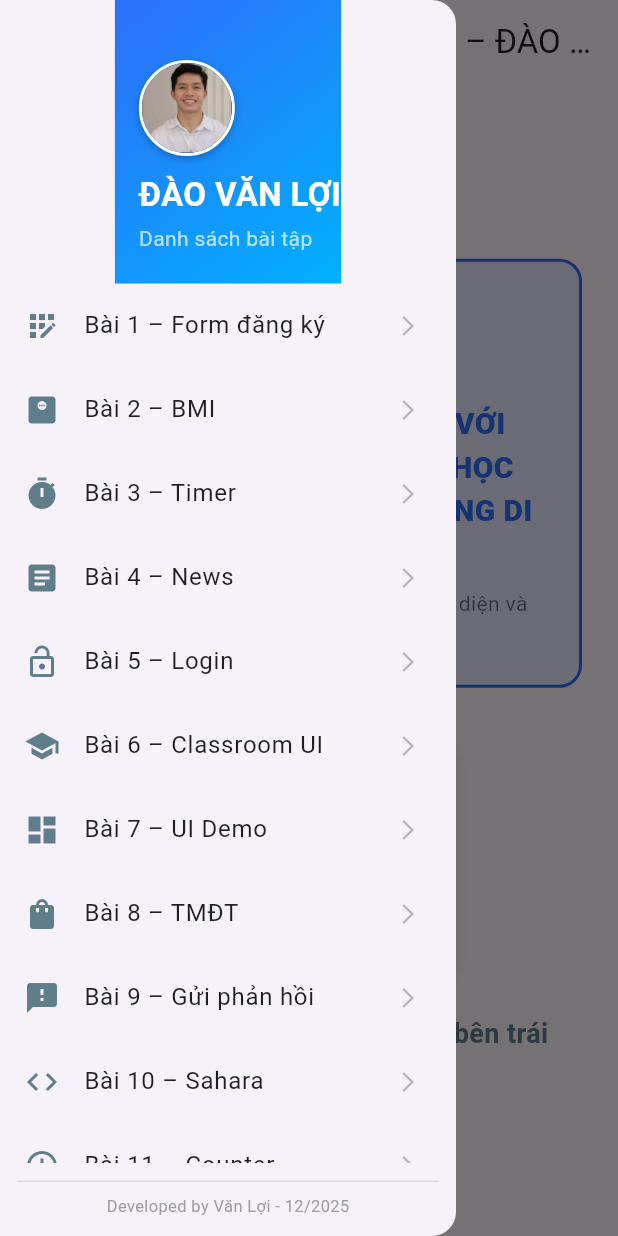
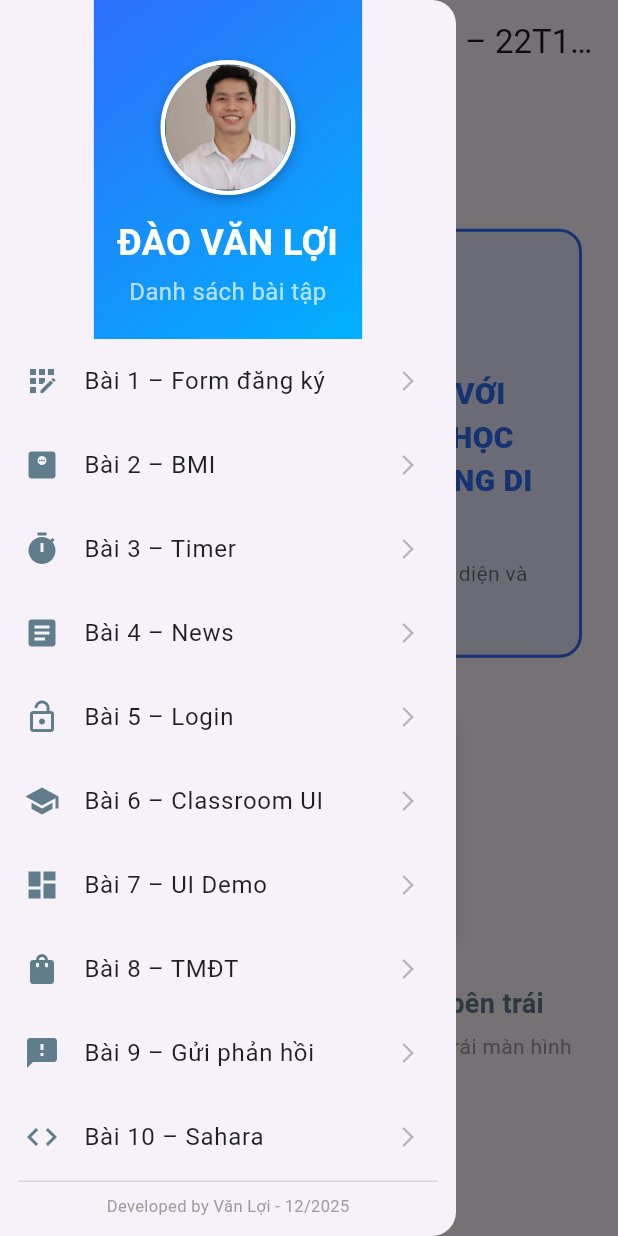
Before and after one commit to vanloi1705/Flutter_DuAn_VanLoi, a Flutter app: the screen it shows after launch, on a phone screen of 412 x 824 dp. Run offline on Flutter 3.47's test engine with Material 3 defaults, Android fonts, the phone set to English and light mode, and no system bars.

Commit message:
Chinh sua kich thuoc anh

```diff
--- a/lib/main.dart
+++ b/lib/main.dart
@@ -1,6 +1,9 @@
 import 'package:flutter/material.dart';
 
 
+
+// ===== IMPORT CÁC BÀI TẬP (VUI LÒNG KIỂM TRA TÊN FILE) =====
+// Cần đảm bảo các file này tồn tại trong thư mục lib
 import 'baitap1_form_dang_ky.dart';
 import 'baitap2_bmi.dart';
 import 'baitap3_timer.dart';
@@ -14,6 +17,7 @@ import 'bai10_Sahara.dart';
 import 'bai11_counter.dart';
 import 'bai12_doimaunen.dart';
 
+// ===== HẰNG SỐ CHUNG CHO THIẾT KẾ =====
 const Color kHeaderStartColor = Color(0xFF2E6FF9);
 const Color kHeaderEndColor = Color(0xFF00B0FF);
 const Color kPrimaryBlue = kHeaderStartColor;
@@ -30,12 +34,13 @@ class MainApp extends StatelessWidget {
   Widget build(BuildContext context) {
     return const MaterialApp(
       debugShowCheckedModeBanner: false,
-      title: 'BÀI KIỂM TRA FLUTTER – VĂN LỢI',
+      title: 'BÀI KIỂM TRA FLUTTER – 22T1020655 - ĐÀO VĂN LỢI',
       home: HomePage(),
     );
   }
 }
 
+// ================= HOME - STATEFUL (Mở Drawer Mặc Định & KHÔI PHỤC MENU) =================
 class HomePage extends StatefulWidget {
   const HomePage({super.key});
 
@@ -49,6 +54,7 @@ class _HomePageState extends State<HomePage> {
   @override
   void initState() {
     super.initState();
+    // Mở Drawer tự động ngay khi màn hình load xong lần đầu
     WidgetsBinding.instance.addPostFrameCallback((_) {
       _scaffoldKey.currentState?.openDrawer();
     });
@@ -59,7 +65,8 @@ class _HomePageState extends State<HomePage> {
     return Scaffold(
       key: _scaffoldKey,
       appBar: AppBar(
-        title: const Text('BÀI KIỂM TRA FLUTTER – ĐÀO VĂN LỢI'),
+        // Khôi phục dấu 3 gạch
+        title: const Text('BÀI KIỂM TRA FLUTTER – 22T1020655 - ĐÀO VĂN LỢI'),
         elevation: 0,
       ),
       drawer: Drawer(
@@ -114,6 +121,7 @@ class _HomePageState extends State<HomePage> {
           ],
         ),
       ),
+      // BODY ĐÃ NÂNG CẤP
       body: const Center(
         child: SingleChildScrollView(
           padding: EdgeInsets.all(24.0),
@@ -121,20 +129,26 @@ class _HomePageState extends State<HomePage> {
             mainAxisAlignment: MainAxisAlignment.center,
             crossAxisAlignment: CrossAxisAlignment.stretch,
             children: [
-              _WelcomeBanner(),
+              _WelcomeBanner(), // Banner Giới thiệu
 
               SizedBox(height: 30),
 
-              _StatCardOnly(),
+              _StatCardOnly(), // Thống kê hoàn thành
 
               SizedBox(height: 30),
 
+              // Hướng dẫn sử dụng Drawer (Cập nhật hướng dẫn)
               Text(
-                '⬅️ Chọn bài tập từ Dấu 3 gạch bên trái',
+                '⬅️ Chọn bài tập từ Danh sách bên trái',
                 textAlign: TextAlign.center,
                 style: TextStyle(fontSize: 18, color: Colors.blueGrey, fontWeight: FontWeight.w600),
               ),
               SizedBox(height: 5),
+              Text(
+                '(Hoặc bấm dấu 3 gạch hoặc vuốt từ mép trái màn hình để mở lại)',
+                textAlign: TextAlign.center,
+                style: TextStyle(fontSize: 14, color: Colors.grey),
+              ),
             ],
           ),
         ),
@@ -142,6 +156,7 @@ class _HomePageState extends State<HomePage> {
     );
   }
 
+  // LOGIC FIX LỖI BACK VÀ TỰ ĐỘNG MỞ LẠI DRAWER
   ListTile _item(
     BuildContext context,
     String title,
@@ -160,20 +175,23 @@ class _HomePageState extends State<HomePage> {
       ),
       trailing: const Icon(Icons.arrow_forward_ios, size: 16, color: Colors.black26),
       onTap: () async {
+        // 1. Đóng Drawer
         Navigator.pop(context);
 
+        // 2. Chuyển sang màn hình mới và ĐỢI người dùng bấm Back
         await Navigator.push(
           context,
           MaterialPageRoute(builder: (_) => page),
         );
 
+        // 3. SAU KHI màn hình con đóng, MỞ LẠI Drawer
         _scaffoldKey.currentState?.openDrawer();
       },
     );
   }
 }
 
-
+// ========================= WIDGET: WELCOME BANNER =========================
 class _WelcomeBanner extends StatelessWidget {
   const _WelcomeBanner();
 
@@ -218,6 +236,7 @@ class _WelcomeBanner extends StatelessWidget {
   }
 }
 
+// ========================= WIDGET: CHỈ HIỂN THỊ THỐNG KÊ HOÀN THÀNH =========================
 class _StatCardOnly extends StatelessWidget {
   const _StatCardOnly();
 
@@ -238,6 +257,7 @@ class _StatCardOnly extends StatelessWidget {
   }
 }
 
+// WIDGET CON CHO THỐNG KÊ
 class _StatCard extends StatelessWidget {
   final IconData icon;
   final String label;
@@ -291,13 +311,14 @@ class _StatCard extends StatelessWidget {
   }
 }
 
+// ================= WIDGET HEADER (CÓ AVATAR MỚI) =================
 class _CustomDrawerHeader extends StatelessWidget {
   const _CustomDrawerHeader();
 
   @override
   Widget build(BuildContext context) {
     return Container(
-      padding: const EdgeInsets.only(top: 40, bottom: 20, left: 16),
+      padding: const EdgeInsets.only(top: 40, bottom: 20, left: 16, right: 16),
       decoration: const BoxDecoration(
         gradient: LinearGradient(
           colors: [kHeaderStartColor, kHeaderEndColor],
@@ -306,19 +327,20 @@ class _CustomDrawerHeader extends StatelessWidget {
         ),
       ),
       child: Column(
-        crossAxisAlignment: CrossAxisAlignment.start,
+        crossAxisAlignment: CrossAxisAlignment.center, // Căn giữa các mục
+        mainAxisAlignment: MainAxisAlignment.center,
         children: [
           Container(
-            width: 64,
-            height: 64,
+            width: 90, // Tăng kích thước
+            height: 90, // Tăng kích thước
             decoration: BoxDecoration(
               shape: BoxShape.circle,
-              border: Border.all(color: Colors.white, width: 2),
+              border: Border.all(color: Colors.white, width: 3), // Tăng độ dày viền
               boxShadow: const [
                 BoxShadow(
                   color: Colors.black26,
-                  blurRadius: 4,
-                  offset: Offset(0, 2),
+                  blurRadius: 6, // Tăng hiệu ứng bóng đổ
+                  offset: Offset(0, 3),
                 ),
               ],
             ),
@@ -327,21 +349,23 @@ class _CustomDrawerHeader extends StatelessWidget {
                 'assets/images/VanLoi.png',
                 fit: BoxFit.cover,
                 errorBuilder: (context, error, stackTrace) {
-                  return const Icon(Icons.person, size: 40, color: kHeaderStartColor);
+                  return const Icon(Icons.person, size: 60, color: kHeaderStartColor);
                 },
               ),
             ),
           ),
 
-          const SizedBox(height: 10),
+          const SizedBox(height: 15), // Tăng khoảng cách
           const Text(
             'ĐÀO VĂN LỢI',
-            style: TextStyle(color: Colors.white, fontSize: 22, fontWeight: FontWeight.bold),
+            textAlign: TextAlign.center, // Căn giữa Text
+            style: TextStyle(color: Colors.white, fontSize: 24, fontWeight: FontWeight.bold), // Tăng cỡ chữ
           ),
           const SizedBox(height: 4),
           const Text(
             'Danh sách bài tập',
-            style: TextStyle(color: Colors.white70, fontSize: 14),
+            textAlign: TextAlign.center, // Căn giữa Text
+            style: TextStyle(color: Colors.white70, fontSize: 16),
           ),
         ],
       ),
@@ -349,6 +373,7 @@ class _CustomDrawerHeader extends StatelessWidget {
   }
 }
 
+// ================= WIDGET FOOTER =================
 class _DrawerFooter extends StatelessWidget {
   const _DrawerFooter();
 
@@ -370,6 +395,7 @@ class _DrawerFooter extends StatelessWidget {
   }
 }
 
+// ================= WRAPPER (Để giữ AppBar cho các bài tập con) =================
 Widget wrap(Widget child, String title) {
   return Scaffold(
     appBar: AppBar(
```
